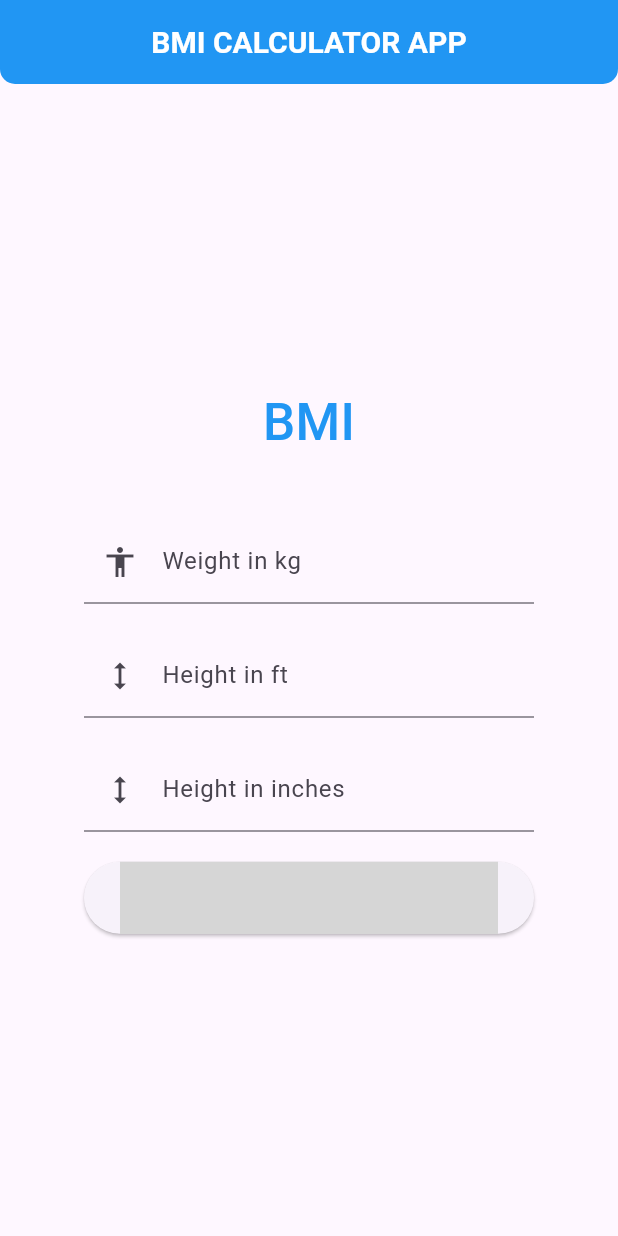
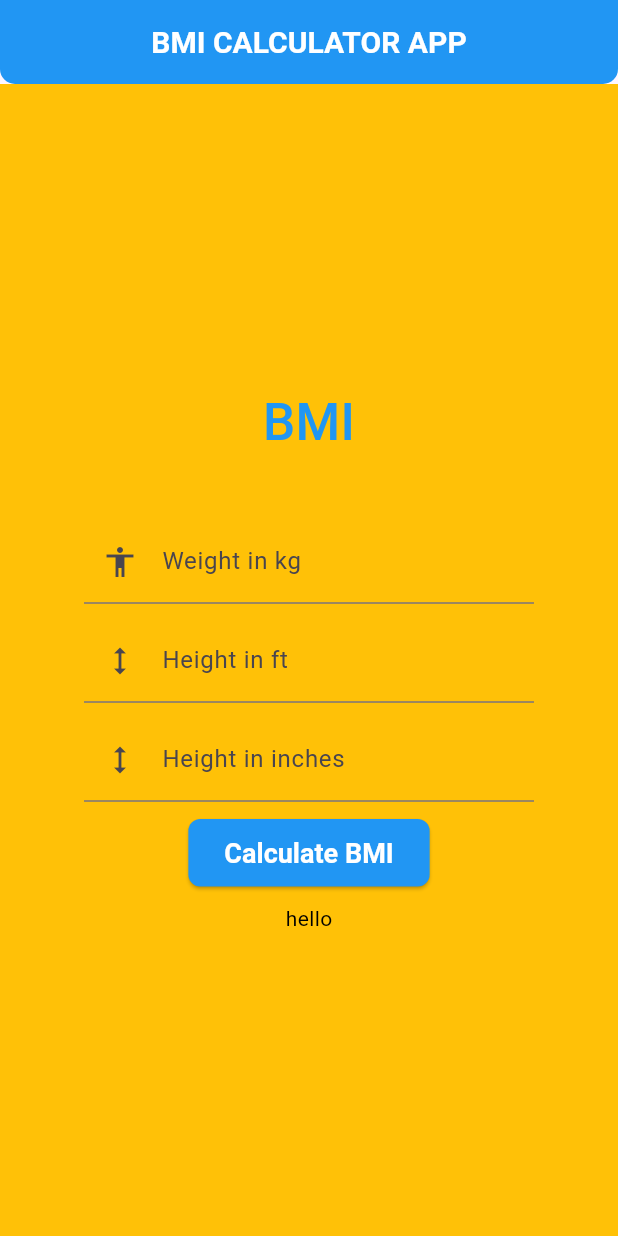
Before and after one commit to saim-x/FlutterBMIApp, a Flutter app: the screen it shows after launch, on a phone screen of 412 x 824 dp. Run offline on Flutter 3.47's test engine with Material 3 defaults, Android fonts, the phone set to English and light mode, and no system bars; grey boxes are pictures that could not be loaded.

Commit message:
Update BMI calculator UI and functionality

```diff
--- a/bmi_app/lib/main.dart
+++ b/bmi_app/lib/main.dart
@@ -1,4 +1,4 @@
-// ignore_for_file: prefer_const_constructors, prefer_const_literals_to_create_immutables
+// ignore_for_file: prefer_const_constructors, sort_child_properties_last, deprecated_member_use, sized_box_for_whitespace, use_key_in_widget_constructors, library_private_types_in_public_api
 
 import 'package:flutter/material.dart';
 
@@ -10,6 +10,7 @@ class MyApp extends StatelessWidget {
   @override
   Widget build(BuildContext context) {
     return MaterialApp(
+      debugShowCheckedModeBanner: false,
       title: 'My App',
       theme: ThemeData(
         primarySwatch: Colors.blue,
@@ -19,10 +20,17 @@ class MyApp extends StatelessWidget {
   }
 }
 
-class MyHomePage extends StatelessWidget {
+class MyHomePage extends StatefulWidget {
+  @override
+  _MyHomePageState createState() => _MyHomePageState();
+}
+
+class _MyHomePageState extends State<MyHomePage> {
   var wtController = TextEditingController();
   var ftController = TextEditingController();
   var inController = TextEditingController();
+  var result = "hello";
+  var bgColor;
   @override
   Widget build(BuildContext context) {
     return Scaffold(
@@ -44,13 +52,14 @@ class MyHomePage extends StatelessWidget {
           ),
         ),
       ),
-      body: Center(
+      body: Container(
+        color: Colors.amber,
+        child: Center(
           child: Container(
             width: 300,
             child: Column(
               mainAxisAlignment: MainAxisAlignment.center,
               children: [
-
                 Text(
                   'BMI',
                   style: TextStyle(
@@ -72,7 +81,7 @@ class MyHomePage extends StatelessWidget {
                   keyboardType: TextInputType.number,
                 ),
                 SizedBox(
-                height: 20,
+                  height: 10,
                 ),
                 TextField(
                   controller: ftController,
@@ -84,7 +93,7 @@ class MyHomePage extends StatelessWidget {
                   keyboardType: TextInputType.number,
                 ),
                 SizedBox(
-                height: 20,
+                  height: 10,
                 ),
                 TextField(
                   controller: inController,
@@ -96,10 +105,64 @@ class MyHomePage extends StatelessWidget {
                   keyboardType: TextInputType.number,
                 ),
                 SizedBox(
-                height: 20,
+                  height: 10,
                 ),
-              ElevatedButton(onPressed: (){}, child: child)
+                ElevatedButton(
+                  onPressed: () {
+                    // Calculate BMI
+                    var weight = wtController.text.toString();
+                    var feet = ftController.text.toString();
+                    var inches = inController.text.toString();
+                    if (weight == "" || feet == "" || inches == "") {
+                      setState(() {
+                        result = "Please enter all the fields";
+                      });
+                    } else {
+                      // Calculate BMI
+                      var doubleheightinInches =
+                          (double.parse(feet) * 12) + double.parse(inches);
+                      var doubleheightinCms = doubleheightinInches * 2.54;
+                      var doubleHeightInMetre = doubleheightinCms / 100;
+                      var doubleWeigtinKg = double.parse(weight);
+                      var bmi = doubleWeigtinKg /
+                          (doubleHeightInMetre * doubleHeightInMetre);
+                      result = "Your BMI is: ${bmi.toStringAsFixed(2)}";
+
+                      setState(() {
+                        result = result;
+                      });
+                    }
+                  },
+                  child: Text('Calculate BMI'),
+                  style: ElevatedButton.styleFrom(
+                    primary: Colors.blue, // Set the background color
+                    onPrimary: Colors.white, // Set the text color
+                    textStyle: TextStyle(
+                      fontSize: 18,
+                      fontWeight: FontWeight.bold,
+                    ),
+                    padding: EdgeInsets.symmetric(
+                      vertical: 12,
+                      horizontal: 24,
+                    ),
+                    shape: RoundedRectangleBorder(
+                      borderRadius: BorderRadius.circular(8),
+                    ),
+                  ),
+                ),
+                SizedBox(
+                  height: 10,
+                ),
+                Text(
+                  result,
+                  style: TextStyle(
+                    fontSize: 14,
+                    fontWeight: FontWeight.w400,
+                    color: Colors.black,
+                  ),
+                ),
               ],
+            ),
           ),
         ),
       ),
```
Lines whose indentation alone changed are shown as unchanged.
